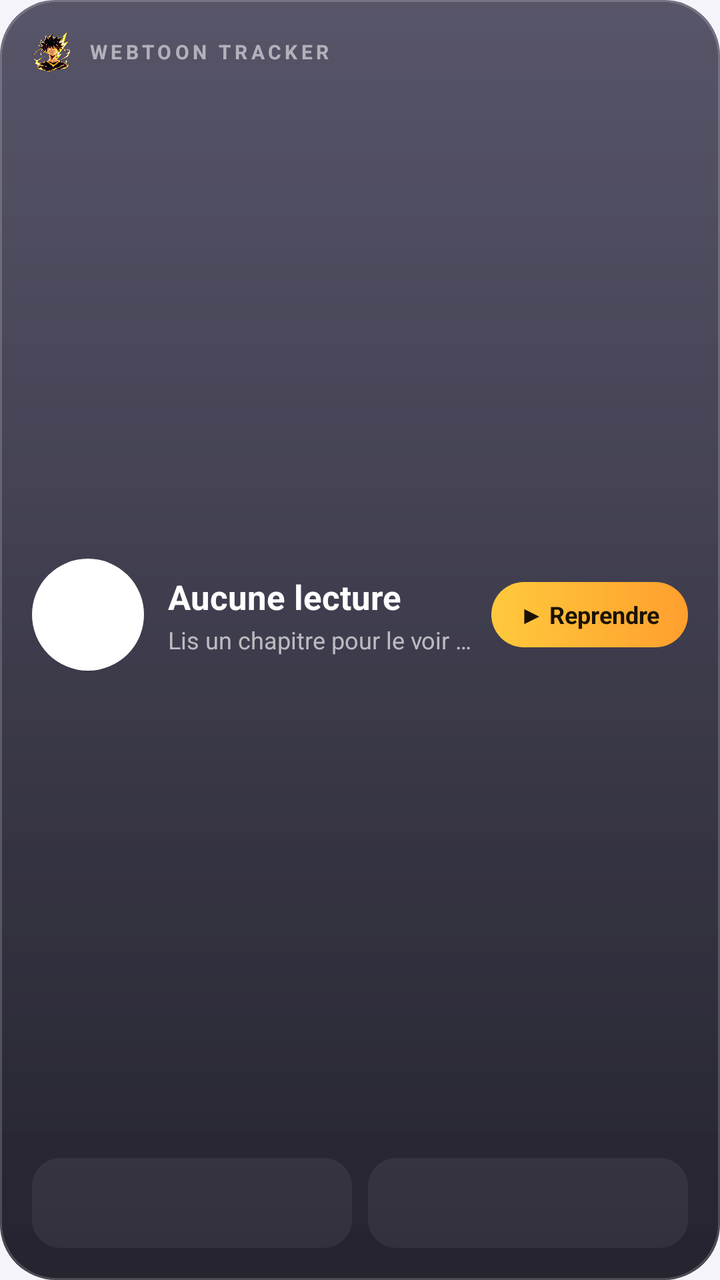
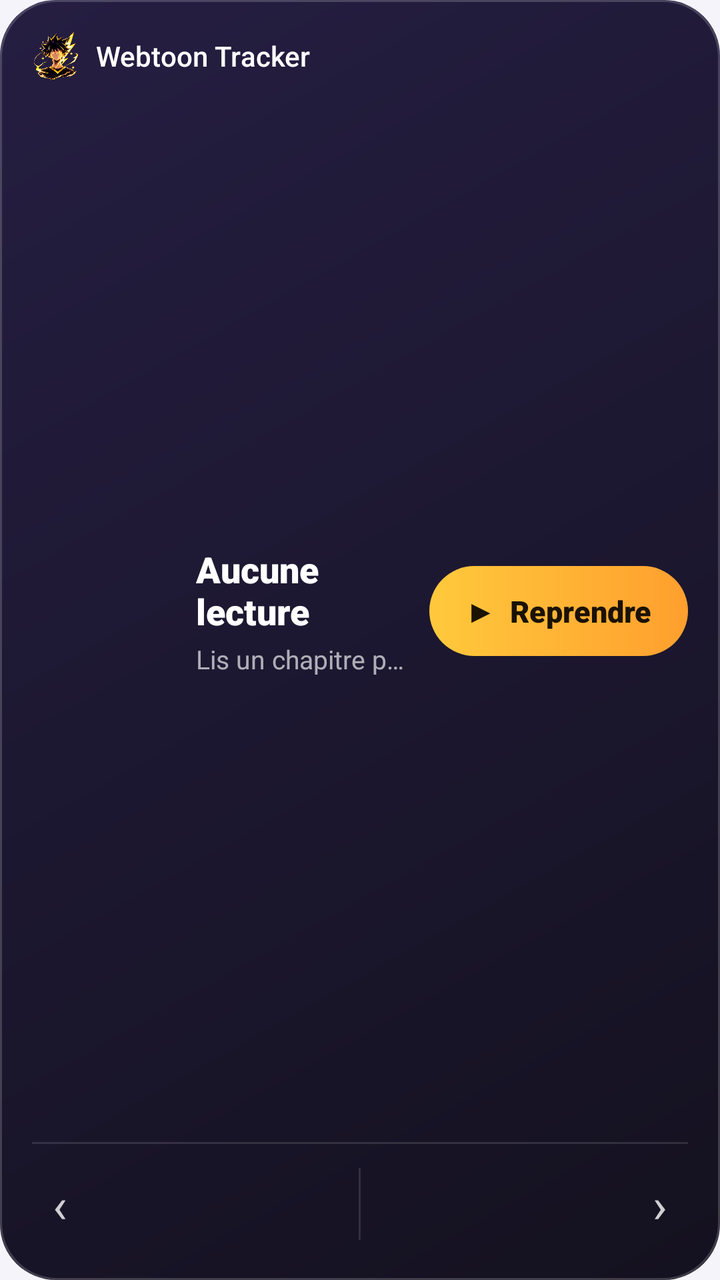

The first picture is an Android layout as it rendered before a commit; the second is the same layout after the commit. The layout source and the unified diff follow.
<!-- AndroidManifest.xml: application theme Theme.WebtoonTracker -->
<!-- res/layout/widget_glass.xml -->
<?xml version="1.0" encoding="utf-8"?>
<FrameLayout xmlns:android="http://schemas.android.com/apk/res/android"
    android:id="@+id/wRoot"
    android:layout_width="match_parent"
    android:layout_height="match_parent"
    android:background="@drawable/bg_widget_glass"
    android:padding="16dp">

    <LinearLayout
        android:layout_width="match_parent"
        android:layout_height="match_parent"
        android:orientation="vertical">

        <LinearLayout
            android:id="@+id/wHeader"
            android:layout_width="match_parent"
            android:layout_height="wrap_content"
            android:gravity="center_vertical"
            android:orientation="horizontal">

            <ImageView
                android:layout_width="20dp"
                android:layout_height="20dp"
                android:src="@drawable/ic_logo" />

            <TextView
                android:layout_width="0dp"
                android:layout_height="wrap_content"
                android:layout_marginStart="8dp"
                android:layout_weight="1"
                android:letterSpacing="0.18"
                android:text="WEBTOON TRACKER"
                android:textColor="#8CFFFFFF"
                android:textSize="10sp"
                android:textStyle="bold" />

            <TextView
                android:id="@+id/wWeek"
                android:layout_width="wrap_content"
                android:layout_height="wrap_content"
                android:textColor="#FFFFC93C"
                android:textSize="11sp"
                android:textStyle="bold" />
        </LinearLayout>

        <LinearLayout
            android:id="@+id/wMain"
            android:layout_width="match_parent"
            android:layout_height="0dp"
            android:layout_weight="1"
            android:gravity="center_vertical"
            android:orientation="horizontal">

            <FrameLayout
                android:layout_width="56dp"
                android:layout_height="56dp">

                <ImageView
                    android:id="@+id/wAvatarBg"
                    android:layout_width="match_parent"
                    android:layout_height="match_parent"
                    android:src="@drawable/widget_circle" />

                <ImageView
                    android:id="@+id/wCover"
                    android:layout_width="match_parent"
                    android:layout_height="match_parent"
                    android:scaleType="centerCrop"
                    android:visibility="gone" />

                <TextView
                    android:id="@+id/wAvatar"
                    android:layout_width="match_parent"
                    android:layout_height="match_parent"
                    android:gravity="center"
                    android:textColor="#FFFFFF"
                    android:textSize="20sp"
                    android:textStyle="bold" />
            </FrameLayout>

            <LinearLayout
                android:layout_width="0dp"
                android:layout_height="wrap_content"
                android:layout_marginStart="12dp"
                android:layout_marginEnd="8dp"
                android:layout_weight="1"
                android:orientation="vertical">

                <TextView
                    android:id="@+id/wTitle"
                    android:layout_width="match_parent"
                    android:layout_height="wrap_content"
                    android:ellipsize="end"
                    android:maxLines="1"
                    android:text="Aucune lecture"
                    android:textColor="#FFFFFF"
                    android:textSize="17sp"
                    android:textStyle="bold" />

                <TextView
                    android:id="@+id/wSub"
                    android:layout_width="match_parent"
                    android:layout_height="wrap_content"
                    android:layout_marginTop="2dp"
                    android:ellipsize="end"
                    android:maxLines="1"
                    android:text="Lis un chapitre pour le voir ici"
                    android:textColor="#A6FFFFFF"
                    android:textSize="12sp" />
            </LinearLayout>

            <TextView
                android:id="@+id/wResume"
                android:layout_width="wrap_content"
                android:layout_height="wrap_content"
                android:background="@drawable/bg_widget_pill"
                android:paddingStart="14dp"
                android:paddingTop="8dp"
                android:paddingEnd="14dp"
                android:paddingBottom="8dp"
                android:text="▶ Reprendre"
                android:textColor="#1A1203"
                android:textSize="12sp"
                android:textStyle="bold" />
        </LinearLayout>

        <LinearLayout
            android:id="@+id/wRows"
            android:layout_width="match_parent"
            android:layout_height="wrap_content"
            android:orientation="horizontal">

            <LinearLayout
                android:id="@+id/wRow1"
                android:layout_width="0dp"
                android:layout_height="wrap_content"
                android:layout_weight="1"
                android:background="@drawable/bg_widget_row"
                android:orientation="vertical"
                android:paddingStart="10dp"
                android:paddingTop="7dp"
                android:paddingEnd="10dp"
                android:paddingBottom="7dp">

                <TextView
                    android:id="@+id/wRow1Title"
                    android:layout_width="match_parent"
                    android:layout_height="wrap_content"
                    android:ellipsize="end"
                    android:maxLines="1"
                    android:textColor="#E6FFFFFF"
                    android:textSize="12sp"
                    android:textStyle="bold" />

                <TextView
                    android:id="@+id/wRow1Ch"
                    android:layout_width="match_parent"
                    android:layout_height="wrap_content"
                    android:textColor="#8CFFFFFF"
                    android:textSize="11sp" />
            </LinearLayout>

            <LinearLayout
                android:id="@+id/wRow2"
                android:layout_width="0dp"
                android:layout_height="wrap_content"
                android:layout_marginStart="8dp"
                android:layout_weight="1"
                android:background="@drawable/bg_widget_row"
                android:orientation="vertical"
                android:paddingStart="10dp"
                android:paddingTop="7dp"
                android:paddingEnd="10dp"
                android:paddingBottom="7dp">

                <TextView
                    android:id="@+id/wRow2Title"
                    android:layout_width="match_parent"
                    android:layout_height="wrap_content"
                    android:ellipsize="end"
                    android:maxLines="1"
                    android:textColor="#E6FFFFFF"
                    android:textSize="12sp"
                    android:textStyle="bold" />

                <TextView
                    android:id="@+id/wRow2Ch"
                    android:layout_width="match_parent"
                    android:layout_height="wrap_content"
                    android:textColor="#8CFFFFFF"
                    android:textSize="11sp" />
            </LinearLayout>
        </LinearLayout>
    </LinearLayout>
</FrameLayout>
<!-- resources referenced by this layout -->
<resources>
  <!-- drawable bg_widget_glass (drawable) -->
  <?xml version="1.0" encoding="utf-8"?>
  <layer-list xmlns:android="http://schemas.android.com/apk/res/android">
      <item>
          <shape android:shape="rectangle">
              <corners android:radius="28dp" />
              <gradient android:angle="270" android:startColor="#D92A2740" android:endColor="#E60E0D18" />
          </shape>
      </item>
      <item android:bottom="60dp">
          <shape android:shape="rectangle">
              <corners android:topLeftRadius="28dp" android:topRightRadius="28dp" />
              <gradient android:angle="270" android:startColor="#14FFFFFF" android:endColor="#00FFFFFF" />
          </shape>
      </item>
      <item>
          <shape android:shape="rectangle">
              <corners android:radius="28dp" />
              <stroke android:width="1dp" android:color="#2EFFFFFF" />
          </shape>
      </item>
  </layer-list>
  <!-- drawable bg_widget_pill (drawable) -->
  <?xml version="1.0" encoding="utf-8"?>
  <shape xmlns:android="http://schemas.android.com/apk/res/android" android:shape="rectangle">
      <corners android:radius="999dp" />
      <gradient android:angle="0" android:startColor="#FFFFC93C" android:endColor="#FFFF9F2E" />
  </shape>
  <!-- drawable bg_widget_row (drawable) -->
  <?xml version="1.0" encoding="utf-8"?>
  <shape xmlns:android="http://schemas.android.com/apk/res/android" android:shape="rectangle">
      <corners android:radius="14dp" />
      <solid android:color="#0FFFFFFF" />
  </shape>
  <!-- drawable ic_logo: png bitmap (drawable-nodpi, 213203 bytes) -->
  <!-- drawable widget_circle (drawable) -->
  <?xml version="1.0" encoding="utf-8"?>
  <shape xmlns:android="http://schemas.android.com/apk/res/android" android:shape="oval">
      <solid android:color="#FFFFFFFF" />
  </shape>
  <style name="Theme.WebtoonTracker" parent="Theme.Material3.DayNight.NoActionBar">
          <item name="colorPrimary">@color/brand</item>
          <item name="colorOnPrimary">#FFFFFF</item>
          <item name="colorSecondary">@color/accent</item>
          <item name="android:colorBackground">@color/screen_bg</item>
          <item name="colorSurface">@color/card_bg</item>
          <item name="android:statusBarColor">@color/screen_bg</item>
          <item name="android:navigationBarColor">@color/screen_bg</item>
      </style>
  <color name="brand">#6D4AFF</color>
  <color name="accent">#FFB020</color>
  <color name="screen_bg">#F5F4FB</color>
  <color name="card_bg">#FFFFFF</color>
</resources>

<!-- the commit's change to res/layout/widget_glass.xml (unified diff, before → after) -->
@@ -3,7 +3,7 @@
     android:id="@+id/wRoot"
     android:layout_width="match_parent"
     android:layout_height="match_parent"
-    android:background="@drawable/bg_widget_glass"
+    android:background="@drawable/bg_widget_solid"
     android:padding="16dp">
 
     <LinearLayout
@@ -19,8 +19,8 @@
             android:orientation="horizontal">
 
             <ImageView
-                android:layout_width="20dp"
-                android:layout_height="20dp"
+                android:layout_width="24dp"
+                android:layout_height="24dp"
                 android:src="@drawable/ic_logo" />
 
             <TextView
@@ -28,61 +28,39 @@
                 android:layout_height="wrap_content"
                 android:layout_marginStart="8dp"
                 android:layout_weight="1"
-                android:letterSpacing="0.18"
-                android:text="WEBTOON TRACKER"
-                android:textColor="#8CFFFFFF"
-                android:textSize="10sp"
-                android:textStyle="bold" />
+                android:fontFamily="sans-serif-medium"
+                android:text="Webtoon Tracker"
+                android:textColor="#FFFFFF"
+                android:textSize="14sp" />
 
             <TextView
                 android:id="@+id/wWeek"
                 android:layout_width="wrap_content"
                 android:layout_height="wrap_content"
-                android:textColor="#FFFFC93C"
-                android:textSize="11sp"
-                android:textStyle="bold" />
+                android:textColor="#CFC4FF"
+                android:textSize="12sp" />
         </LinearLayout>
 
         <LinearLayout
             android:id="@+id/wMain"
             android:layout_width="match_parent"
             android:layout_height="0dp"
+            android:layout_marginTop="10dp"
             android:layout_weight="1"
             android:gravity="center_vertical"
             android:orientation="horizontal">
 
-            <FrameLayout
-                android:layout_width="56dp"
-                android:layout_height="56dp">
-
-                <ImageView
-                    android:id="@+id/wAvatarBg"
-                    android:layout_width="match_parent"
-                    android:layout_height="match_parent"
-                    android:src="@drawable/widget_circle" />
-
-                <ImageView
-                    android:id="@+id/wCover"
-                    android:layout_width="match_parent"
-                    android:layout_height="match_parent"
-                    android:scaleType="centerCrop"
-                    android:visibility="gone" />
-
-                <TextView
-                    android:id="@+id/wAvatar"
-                    android:layout_width="match_parent"
-                    android:layout_height="match_parent"
-                    android:gravity="center"
-                    android:textColor="#FFFFFF"
-                    android:textSize="20sp"
-                    android:textStyle="bold" />
-            </FrameLayout>
+            <ImageView
+                android:id="@+id/wCover"
+                android:layout_width="68dp"
+                android:layout_height="100dp"
+                android:scaleType="fitCenter" />
 
             <LinearLayout
                 android:layout_width="0dp"
                 android:layout_height="wrap_content"
-                android:layout_marginStart="12dp"
-                android:layout_marginEnd="8dp"
+                android:layout_marginStart="14dp"
+                android:layout_marginEnd="10dp"
                 android:layout_weight="1"
                 android:orientation="vertical">
 
@@ -91,22 +69,22 @@
                     android:layout_width="match_parent"
                     android:layout_height="wrap_content"
                     android:ellipsize="end"
-                    android:maxLines="1"
+                    android:fontFamily="sans-serif-black"
+                    android:maxLines="2"
                     android:text="Aucune lecture"
                     android:textColor="#FFFFFF"
-                    android:textSize="17sp"
-                    android:textStyle="bold" />
+                    android:textSize="18sp" />
 
                 <TextView
                     android:id="@+id/wSub"
                     android:layout_width="match_parent"
                     android:layout_height="wrap_content"
-                    android:layout_marginTop="2dp"
+                    android:layout_marginTop="3dp"
                     android:ellipsize="end"
                     android:maxLines="1"
                     android:text="Lis un chapitre pour le voir ici"
                     android:textColor="#A6FFFFFF"
-                    android:textSize="12sp" />
+                    android:textSize="13sp" />
             </LinearLayout>
 
             <TextView
@@ -114,81 +92,139 @@
                 android:layout_width="wrap_content"
                 android:layout_height="wrap_content"
                 android:background="@drawable/bg_widget_pill"
-                android:paddingStart="14dp"
-                android:paddingTop="8dp"
-                android:paddingEnd="14dp"
-                android:paddingBottom="8dp"
-                android:text="▶ Reprendre"
+                android:fontFamily="sans-serif-black"
+                android:paddingStart="18dp"
+                android:paddingTop="12dp"
+                android:paddingEnd="18dp"
+                android:paddingBottom="12dp"
+                android:text="▶  Reprendre"
                 android:textColor="#1A1203"
-                android:textSize="12sp"
-                android:textStyle="bold" />
+                android:textSize="15sp" />
         </LinearLayout>
 
         <LinearLayout
             android:id="@+id/wRows"
             android:layout_width="match_parent"
             android:layout_height="wrap_content"
-            android:orientation="horizontal">
+            android:orientation="vertical">
+
+            <View
+                android:layout_width="match_parent"
+                android:layout_height="1dp"
+                android:layout_marginTop="10dp"
+                android:layout_marginBottom="8dp"
+                android:background="#1FFFFFFF" />
 
             <LinearLayout
-                android:id="@+id/wRow1"
-                android:layout_width="0dp"
-                android:layout_height="wrap_content"
-                android:layout_weight="1"
-                android:background="@drawable/bg_widget_row"
-                android:orientation="vertical"
-                android:paddingStart="10dp"
-                android:paddingTop="7dp"
-                android:paddingEnd="10dp"
-                android:paddingBottom="7dp">
-
-                <TextView
-                    android:id="@+id/wRow1Title"
-                    android:layout_width="match_parent"
-                    android:layout_height="wrap_content"
-                    android:ellipsize="end"
-                    android:maxLines="1"
-                    android:textColor="#E6FFFFFF"
-                    android:textSize="12sp"
-                    android:textStyle="bold" />
-
-                <TextView
-                    android:id="@+id/wRow1Ch"
-                    android:layout_width="match_parent"
-                    android:layout_height="wrap_content"
-                    android:textColor="#8CFFFFFF"
-                    android:textSize="11sp" />
-            </LinearLayout>
-
-            <LinearLayout
-                android:id="@+id/wRow2"
-                android:layout_width="0dp"
-                android:layout_height="wrap_content"
-                android:layout_marginStart="8dp"
-                android:layout_weight="1"
-                android:background="@drawable/bg_widget_row"
-                android:orientation="vertical"
-                android:paddingStart="10dp"
-                android:paddingTop="7dp"
-                android:paddingEnd="10dp"
-                android:paddingBottom="7dp">
-
-                <TextView
-                    android:id="@+id/wRow2Title"
-                    android:layout_width="match_parent"
-                    android:layout_height="wrap_content"
-                    android:ellipsize="end"
-                    android:maxLines="1"
-                    android:textColor="#E6FFFFFF"
-                    android:textSize="12sp"
-                    android:textStyle="bold" />
-
-                <TextView
-                    android:id="@+id/wRow2Ch"
-                    android:layout_width="match_parent"
-                    android:layout_height="wrap_content"
-                    android:textColor="#8CFFFFFF"
-                    android:textSize="11sp" />
+                android:layout_width="match_parent"
+                android:layout_height="wrap_content"
+                android:gravity="center_vertical"
+                android:orientation="horizontal">
+
+                <TextView
+                    android:id="@+id/wPrev"
+                    android:layout_width="28dp"
+                    android:layout_height="44dp"
+                    android:gravity="center"
+                    android:text="‹"
+                    android:textColor="#CCFFFFFF"
+                    android:textSize="24sp" />
+
+                <LinearLayout
+                    android:id="@+id/wRow1"
+                    android:layout_width="0dp"
+                    android:layout_height="wrap_content"
+                    android:layout_weight="1"
+                    android:gravity="center_vertical"
+                    android:orientation="horizontal">
+
+                    <ImageView
+                        android:id="@+id/wRow1Cover"
+                        android:layout_width="30dp"
+                        android:layout_height="44dp" />
+
+                    <LinearLayout
+                        android:layout_width="0dp"
+                        android:layout_height="wrap_content"
+                        android:layout_marginStart="8dp"
+                        android:layout_weight="1"
+                        android:orientation="vertical">
+
+                        <TextView
+                            android:id="@+id/wRow1Title"
+                            android:layout_width="match_parent"
+                            android:layout_height="wrap_content"
+                            android:ellipsize="end"
+                            android:fontFamily="sans-serif-medium"
+                            android:maxLines="2"
+                            android:textColor="#FFFFFF"
+                            android:textSize="12sp" />
+
+                        <TextView
+                            android:id="@+id/wRow1Ch"
+                            android:layout_width="match_parent"
+                            android:layout_height="wrap_content"
+                            android:maxLines="1"
+                            android:textColor="#8CFFFFFF"
+                            android:textSize="11sp" />
+                    </LinearLayout>
+                </LinearLayout>
+
+                <View
+                    android:layout_width="1dp"
+                    android:layout_height="36dp"
+                    android:layout_marginStart="6dp"
+                    android:layout_marginEnd="6dp"
+                    android:background="#1FFFFFFF" />
+
+                <LinearLayout
+                    android:id="@+id/wRow2"
+                    android:layout_width="0dp"
+                    android:layout_height="wrap_content"
+                    android:layout_weight="1"
+                    android:gravity="center_vertical"
+                    android:orientation="horizontal">
+
+                    <ImageView
+                        android:id="@+id/wRow2Cover"
+                        android:layout_width="30dp"
+                        android:layout_height="44dp" />
+
+                    <LinearLayout
+                        android:layout_width="0dp"
+                        android:layout_height="wrap_content"
+                        android:layout_marginStart="8dp"
+                        android:layout_weight="1"
+                        android:orientation="vertical">
+
+                        <TextView
+                            android:id="@+id/wRow2Title"
+                            android:layout_width="match_parent"
+                            android:layout_height="wrap_content"
+                            android:ellipsize="end"
+                            android:fontFamily="sans-serif-medium"
+                            android:maxLines="2"
+                            android:textColor="#FFFFFF"
+                            android:textSize="12sp" />
+
+                        <TextView
+                            android:id="@+id/wRow2Ch"
+                            android:layout_width="match_parent"
+                            android:layout_height="wrap_content"
+                            android:maxLines="1"
+                            android:textColor="#8CFFFFFF"
+                            android:textSize="11sp" />
+                    </LinearLayout>
+                </LinearLayout>
+
+                <TextView
+                    android:id="@+id/wNext"
+                    android:layout_width="28dp"
+                    android:layout_height="44dp"
+                    android:gravity="center"
+                    android:text="›"
+                    android:textColor="#CCFFFFFF"
+                    android:textSize="24sp" />
             </LinearLayout>
         </LinearLayout>
     </LinearLayout>
<!-- resource entries referenced after the edit -->
@@ -1,18 +1,18 @@
 <!-- resources referenced by this layout -->
 <resources>
-  <!-- drawable bg_widget_glass (drawable) -->
+  <!-- drawable bg_widget_pill (drawable) -->
+  <?xml version="1.0" encoding="utf-8"?>
+  <shape xmlns:android="http://schemas.android.com/apk/res/android" android:shape="rectangle">
+      <corners android:radius="999dp" />
+      <gradient android:angle="0" android:startColor="#FFFFC93C" android:endColor="#FFFF9F2E" />
+  </shape>
+  <!-- drawable bg_widget_solid (drawable) -->
   <?xml version="1.0" encoding="utf-8"?>
   <layer-list xmlns:android="http://schemas.android.com/apk/res/android">
       <item>
           <shape android:shape="rectangle">
               <corners android:radius="28dp" />
-              <gradient android:angle="270" android:startColor="#D92A2740" android:endColor="#E60E0D18" />
-          </shape>
-      </item>
-      <item android:bottom="60dp">
-          <shape android:shape="rectangle">
-              <corners android:topLeftRadius="28dp" android:topRightRadius="28dp" />
-              <gradient android:angle="270" android:startColor="#14FFFFFF" android:endColor="#00FFFFFF" />
+              <gradient android:angle="315" android:startColor="#FF251E42" android:endColor="#FF14111F" />
           </shape>
       </item>
       <item>
@@ -22,24 +22,7 @@
           </shape>
       </item>
   </layer-list>
-  <!-- drawable bg_widget_pill (drawable) -->
-  <?xml version="1.0" encoding="utf-8"?>
-  <shape xmlns:android="http://schemas.android.com/apk/res/android" android:shape="rectangle">
-      <corners android:radius="999dp" />
-      <gradient android:angle="0" android:startColor="#FFFFC93C" android:endColor="#FFFF9F2E" />
-  </shape>
-  <!-- drawable bg_widget_row (drawable) -->
-  <?xml version="1.0" encoding="utf-8"?>
-  <shape xmlns:android="http://schemas.android.com/apk/res/android" android:shape="rectangle">
-      <corners android:radius="14dp" />
-      <solid android:color="#0FFFFFFF" />
-  </shape>
   <!-- drawable ic_logo: png bitmap (drawable-nodpi, 213203 bytes) -->
-  <!-- drawable widget_circle (drawable) -->
-  <?xml version="1.0" encoding="utf-8"?>
-  <shape xmlns:android="http://schemas.android.com/apk/res/android" android:shape="oval">
-      <solid android:color="#FFFFFFFF" />
-  </shape>
   <style name="Theme.WebtoonTracker" parent="Theme.Material3.DayNight.NoActionBar">
           <item name="colorPrimary">@color/brand</item>
           <item name="colorOnPrimary">#FFFFFF</item>
